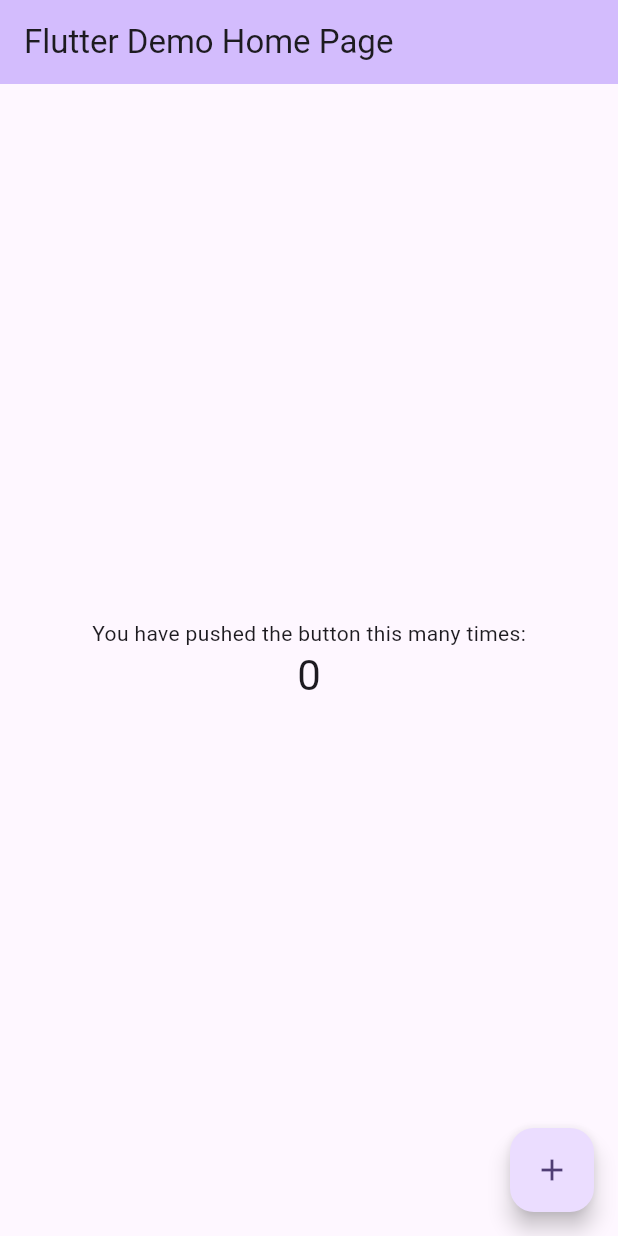
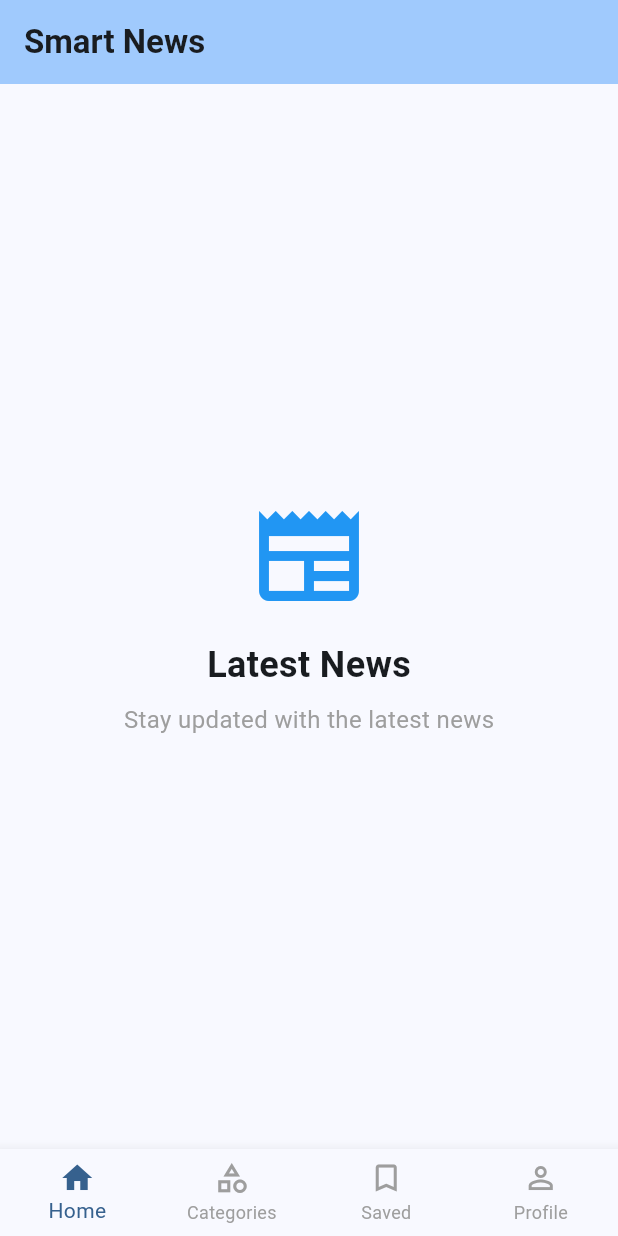
Before and after one commit to Rabeeh10/Smart-News-Aggregator-Application, a Flutter app: the screen it shows after launch, on a phone screen of 412 x 824 dp. Run offline on Flutter 3.47's test engine with Material 3 defaults, Android fonts, the phone set to English and light mode, and no system bars.

Commit message:
Add main app layout with BottomNavigationBar

```diff
--- /dev/null
+++ b/smart_news_aggrigator/lib/home_page.dart
@@ -0,0 +1,201 @@
+import 'package:flutter/material.dart';
+
+class HomePage extends StatefulWidget {
+  const HomePage({super.key});
+
+  @override
+  State<HomePage> createState() => _HomePageState();
+}
+
+class _HomePageState extends State<HomePage> {
+  int _currentIndex = 0;
+
+  @override
+  Widget build(BuildContext context) {
+    return Scaffold(
+      appBar: AppBar(
+        title: const Text(
+          'Smart News',
+          style: TextStyle(
+            fontWeight: FontWeight.bold,
+          ),
+        ),
+        backgroundColor: Theme.of(context).colorScheme.inversePrimary,
+        elevation: 0,
+      ),
+      body: _buildCurrentPage(),
+      bottomNavigationBar: BottomNavigationBar(
+        currentIndex: _currentIndex,
+        onTap: (index) {
+          setState(() {
+            _currentIndex = index;
+          });
+        },
+        type: BottomNavigationBarType.fixed,
+        selectedItemColor: Theme.of(context).colorScheme.primary,
+        unselectedItemColor: Colors.grey,
+        items: const [
+          BottomNavigationBarItem(
+            icon: Icon(Icons.home_outlined),
+            activeIcon: Icon(Icons.home),
+            label: 'Home',
+          ),
+          BottomNavigationBarItem(
+            icon: Icon(Icons.category_outlined),
+            activeIcon: Icon(Icons.category),
+            label: 'Categories',
+          ),
+          BottomNavigationBarItem(
+            icon: Icon(Icons.bookmark_outline),
+            activeIcon: Icon(Icons.bookmark),
+            label: 'Saved',
+          ),
+          BottomNavigationBarItem(
+            icon: Icon(Icons.person_outline),
+            activeIcon: Icon(Icons.person),
+            label: 'Profile',
+          ),
+        ],
+      ),
+    );
+  }
+
+  Widget _buildCurrentPage() {
+    switch (_currentIndex) {
+      case 0:
+        return _buildHomePage();
+      case 1:
+        return _buildCategoriesPage();
+      case 2:
+        return _buildSavedPage();
+      case 3:
+        return _buildProfilePage();
+      default:
+        return _buildHomePage();
+    }
+  }
+
+  Widget _buildHomePage() {
+    return const Center(
+      child: Column(
+        mainAxisAlignment: MainAxisAlignment.center,
+        children: [
+          Icon(
+            Icons.newspaper,
+            size: 80,
+            color: Colors.blue,
+          ),
+          SizedBox(height: 16),
+          Text(
+            'Latest News',
+            style: TextStyle(
+              fontSize: 24,
+              fontWeight: FontWeight.bold,
+            ),
+          ),
+          SizedBox(height: 8),
+          Text(
+            'Stay updated with the latest news',
+            style: TextStyle(
+              fontSize: 16,
+              color: Colors.grey,
+            ),
+          ),
+        ],
+      ),
+    );
+  }
+
+  Widget _buildCategoriesPage() {
+    return const Center(
+      child: Column(
+        mainAxisAlignment: MainAxisAlignment.center,
+        children: [
+          Icon(
+            Icons.category,
+            size: 80,
+            color: Colors.orange,
+          ),
+          SizedBox(height: 16),
+          Text(
+            'News Categories',
+            style: TextStyle(
+              fontSize: 24,
+              fontWeight: FontWeight.bold,
+            ),
+          ),
+          SizedBox(height: 8),
+          Text(
+            'Browse news by categories',
+            style: TextStyle(
+              fontSize: 16,
+              color: Colors.grey,
+            ),
+          ),
+        ],
+      ),
+    );
+  }
+
+  Widget _buildSavedPage() {
+    return const Center(
+      child: Column(
+        mainAxisAlignment: MainAxisAlignment.center,
+        children: [
+          Icon(
+            Icons.bookmark,
+            size: 80,
+            color: Colors.green,
+          ),
+          SizedBox(height: 16),
+          Text(
+            'Saved Articles',
+            style: TextStyle(
+              fontSize: 24,
+              fontWeight: FontWeight.bold,
+            ),
+          ),
+          SizedBox(height: 8),
+          Text(
+            'Your bookmarked articles',
+            style: TextStyle(
+              fontSize: 16,
+              color: Colors.grey,
+            ),
+          ),
+        ],
+      ),
+    );
+  }
+
+  Widget _buildProfilePage() {
+    return const Center(
+      child: Column(
+        mainAxisAlignment: MainAxisAlignment.center,
+        children: [
+          Icon(
+            Icons.person,
+            size: 80,
+            color: Colors.purple,
+          ),
+          SizedBox(height: 16),
+          Text(
+            'User Profile',
+            style: TextStyle(
+              fontSize: 24,
+              fontWeight: FontWeight.bold,
+            ),
+          ),
+          SizedBox(height: 8),
+          Text(
+            'Manage your account settings',
+            style: TextStyle(
+              fontSize: 16,
+              color: Colors.grey,
+            ),
+          ),
+        ],
+      ),
+    );
+  }
+}
--- a/smart_news_aggrigator/lib/main.dart
+++ b/smart_news_aggrigator/lib/main.dart
@@ -1,122 +1,26 @@
 import 'package:flutter/material.dart';
+import 'home_page.dart';
 
 void main() {
-  runApp(const MyApp());
+  runApp(const SmartNewsApp());
 }
 
-class MyApp extends StatelessWidget {
-  const MyApp({super.key});
+class SmartNewsApp extends StatelessWidget {
+  const SmartNewsApp({super.key});
 
-  // This widget is the root of your application.
   @override
   Widget build(BuildContext context) {
     return MaterialApp(
-      title: 'Flutter Demo',
+      title: 'Smart News Aggregator',
+      debugShowCheckedModeBanner: false,
       theme: ThemeData(
-        // This is the theme of your application.
-        //
-        // TRY THIS: Try running your application with "flutter run". You'll see
-        // the application has a purple toolbar. Then, without quitting the app,
-        // try changing the seedColor in the colorScheme below to Colors.green
-        // and then invoke "hot reload" (save your changes or press the "hot
-        // reload" button in a Flutter-supported IDE, or press "r" if you used
-        // the command line to start the app).
-        //
-        // Notice that the counter didn't reset back to zero; the application
-        // state is not lost during the reload. To reset the state, use hot
-        // restart instead.
-        //
-        // This works for code too, not just values: Most code changes can be
-        // tested with just a hot reload.
-        colorScheme: ColorScheme.fromSeed(seedColor: Colors.deepPurple),
+        colorScheme: ColorScheme.fromSeed(
+          seedColor: Colors.blue,
+          brightness: Brightness.light,
+        ),
+        useMaterial3: true,
       ),
-      home: const MyHomePage(title: 'Flutter Demo Home Page'),
+      home: const HomePage(),
     );
   }
 }
-
-class MyHomePage extends StatefulWidget {
-  const MyHomePage({super.key, required this.title});
-
-  // This widget is the home page of your application. It is stateful, meaning
-  // that it has a State object (defined below) that contains fields that affect
-  // how it looks.
-
-  // This class is the configuration for the state. It holds the values (in this
-  // case the title) provided by the parent (in this case the App widget) and
-  // used by the build method of the State. Fields in a Widget subclass are
-  // always marked "final".
-
-  final String title;
-
-  @override
-  State<MyHomePage> createState() => _MyHomePageState();
-}
-
-class _MyHomePageState extends State<MyHomePage> {
-  int _counter = 0;
-
-  void _incrementCounter() {
-    setState(() {
-      // This call to setState tells the Flutter framework that something has
-      // changed in this State, which causes it to rerun the build method below
-      // so that the display can reflect the updated values. If we changed
-      // _counter without calling setState(), then the build method would not be
-      // called again, and so nothing would appear to happen.
-      _counter++;
-    });
-  }
-
-  @override
-  Widget build(BuildContext context) {
-    // This method is rerun every time setState is called, for instance as done
-    // by the _incrementCounter method above.
-    //
-    // The Flutter framework has been optimized to make rerunning build methods
-    // fast, so that you can just rebuild anything that needs updating rather
-    // than having to individually change instances of widgets.
-    return Scaffold(
-      appBar: AppBar(
-        // TRY THIS: Try changing the color here to a specific color (to
-        // Colors.amber, perhaps?) and trigger a hot reload to see the AppBar
-        // change color while the other colors stay the same.
-        backgroundColor: Theme.of(context).colorScheme.inversePrimary,
-        // Here we take the value from the MyHomePage object that was created by
-        // the App.build method, and use it to set our appbar title.
-        title: Text(widget.title),
-      ),
-      body: Center(
-        // Center is a layout widget. It takes a single child and positions it
-        // in the middle of the parent.
-        child: Column(
-          // Column is also a layout widget. It takes a list of children and
-          // arranges them vertically. By default, it sizes itself to fit its
-          // children horizontally, and tries to be as tall as its parent.
-          //
-          // Column has various properties to control how it sizes itself and
-          // how it positions its children. Here we use mainAxisAlignment to
-          // center the children vertically; the main axis here is the vertical
-          // axis because Columns are vertical (the cross axis would be
-          // horizontal).
-          //
-          // TRY THIS: Invoke "debug painting" (choose the "Toggle Debug Paint"
-          // action in the IDE, or press "p" in the console), to see the
-          // wireframe for each widget.
-          mainAxisAlignment: MainAxisAlignment.center,
-          children: <Widget>[
-            const Text('You have pushed the button this many times:'),
-            Text(
-              '$_counter',
-              style: Theme.of(context).textTheme.headlineMedium,
-            ),
-          ],
-        ),
-      ),
-      floatingActionButton: FloatingActionButton(
-        onPressed: _incrementCounter,
-        tooltip: 'Increment',
-        child: const Icon(Icons.add),
-      ), // This trailing comma makes auto-formatting nicer for build methods.
-    );
-  }
-}
```
